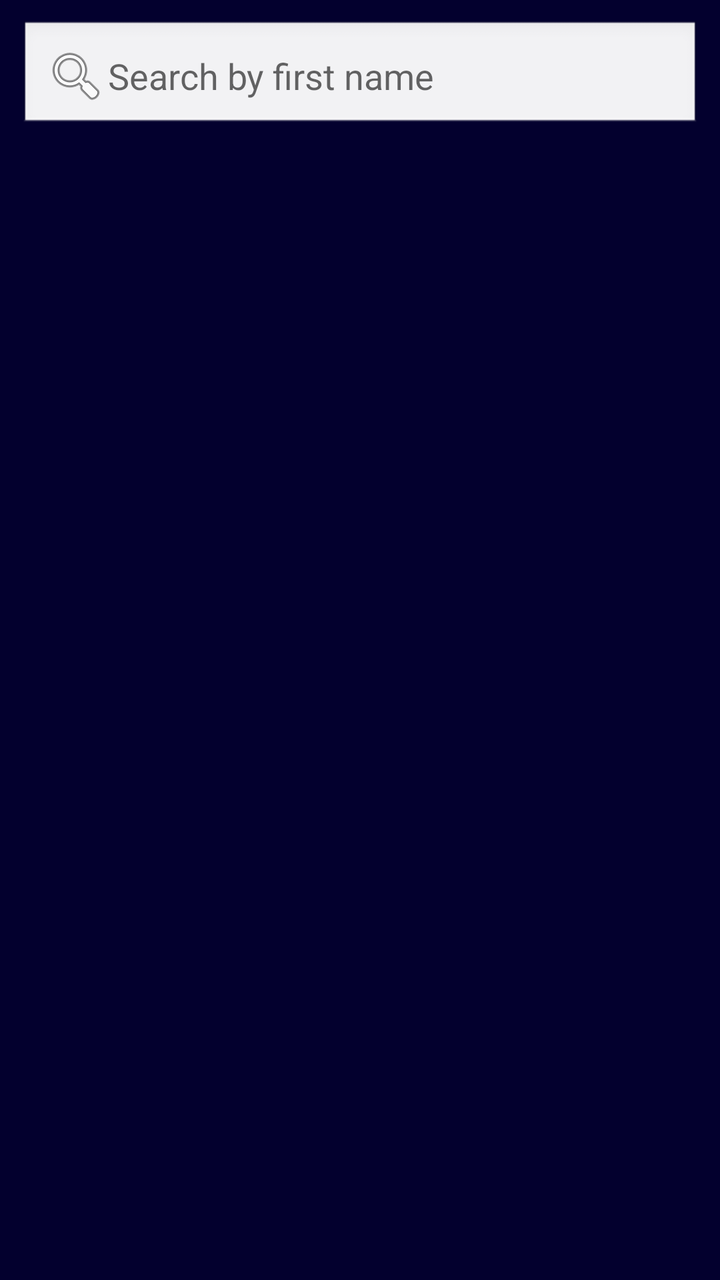
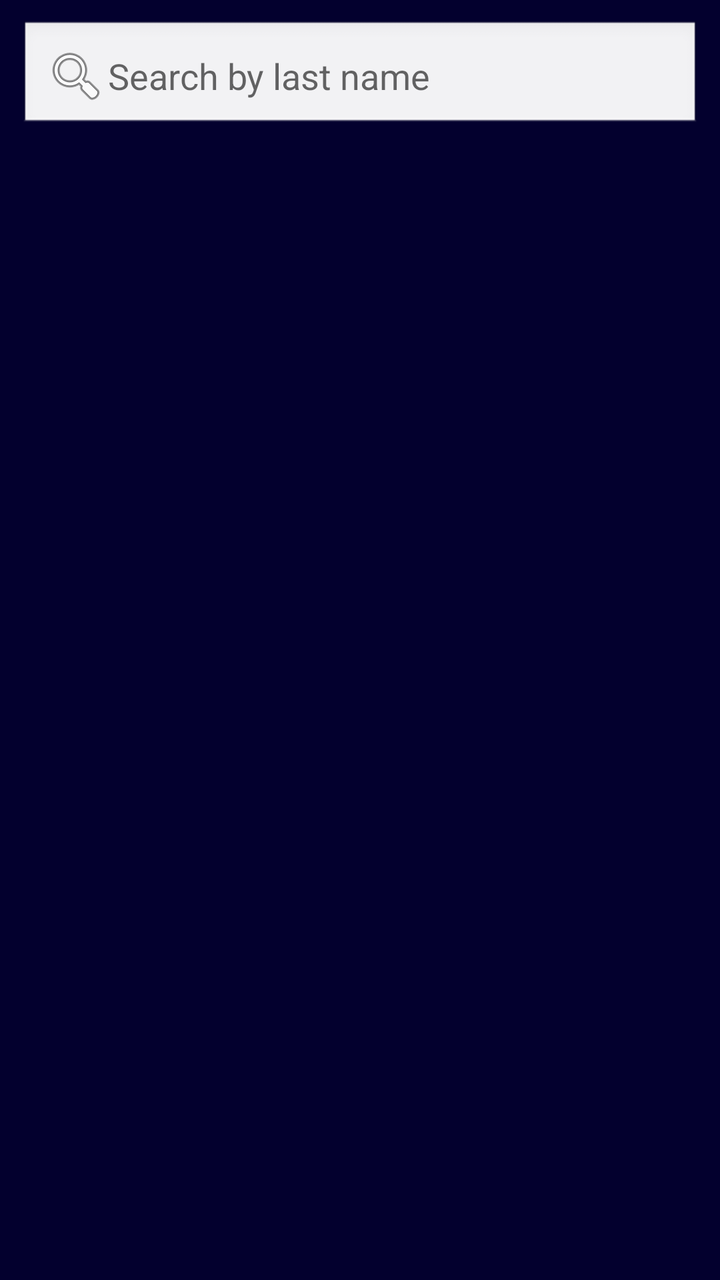

Before-and-after screenshots of an Android layout around one commit, followed by the original layout XML and the change that was made.
<!-- AndroidManifest.xml: application theme Theme.Farewell -->
<!-- res/layout/activity_main.xml -->
<?xml version="1.0" encoding="utf-8"?>
<ScrollView xmlns:android="http://schemas.android.com/apk/res/android"
    android:layout_width="match_parent"
    android:layout_height="match_parent"
    android:background="#03002e">
<LinearLayout
    android:layout_width="match_parent"
    android:layout_height="match_parent"
    android:background="#03002e"
    android:orientation="vertical">
    <EditText
        android:id="@+id/etSearch"
        android:layout_width="match_parent"
        android:layout_height="wrap_content"
        android:hint="Search by first name"
        android:inputType="text"
        android:padding="12dp"
        android:layout_margin="10dp"
        android:background="@android:drawable/edit_text"
        android:drawableStart="@android:drawable/ic_menu_search"/>
    <ProgressBar
        android:id="@+id/progressBar"
        style="@android:style/Widget.DeviceDefault.Light.ProgressBar.Large"
        android:layout_width="wrap_content"
        android:layout_height="wrap_content"
        android:layout_gravity="center"
        android:visibility="visible" />

    <TextView
        android:id="@+id/eulogyListEmpty"
        android:layout_centerInParent="true"
        android:text="No eulogies"
        android:visibility="gone"
        android:layout_width="wrap_content"
        android:layout_height="wrap_content"/>

    <androidx.recyclerview.widget.RecyclerView
        android:id="@+id/eulogylist"
        android:layout_width="match_parent"
        android:layout_height="match_parent"
        android:layout_marginLeft="10dp"
        android:layout_marginRight="10dp"
        android:background="#03002e"
        android:divider="@null"
        android:dividerHeight="3dp"
        android:padding="10dp"
        android:scrollbars="none"
        android:textColor="#FFF" />
</LinearLayout>
</ScrollView>
<!-- resources referenced by this layout -->
<resources>
  <style name="Theme.Farewell" parent="Theme.AppCompat.Light.DarkActionBar" />
</resources>

<!-- the commit's change to res/layout/activity_main.xml (unified diff, before → after) -->
@@ -12,7 +12,7 @@
         android:id="@+id/etSearch"
         android:layout_width="match_parent"
         android:layout_height="wrap_content"
-        android:hint="Search by first name"
+        android:hint="Search by last name"
         android:inputType="text"
         android:padding="12dp"
         android:layout_margin="10dp"
